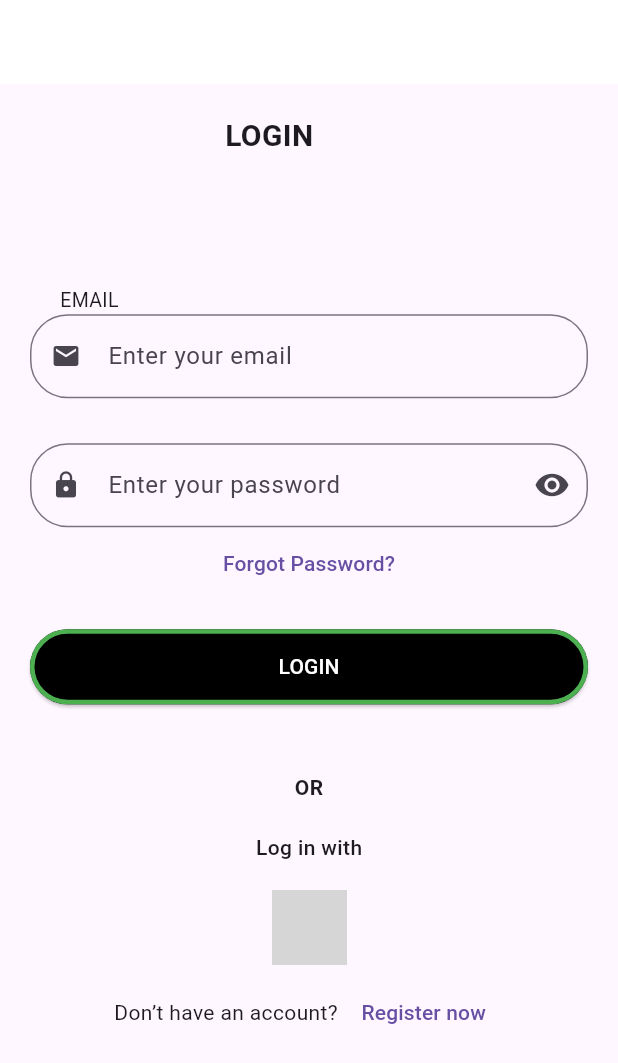
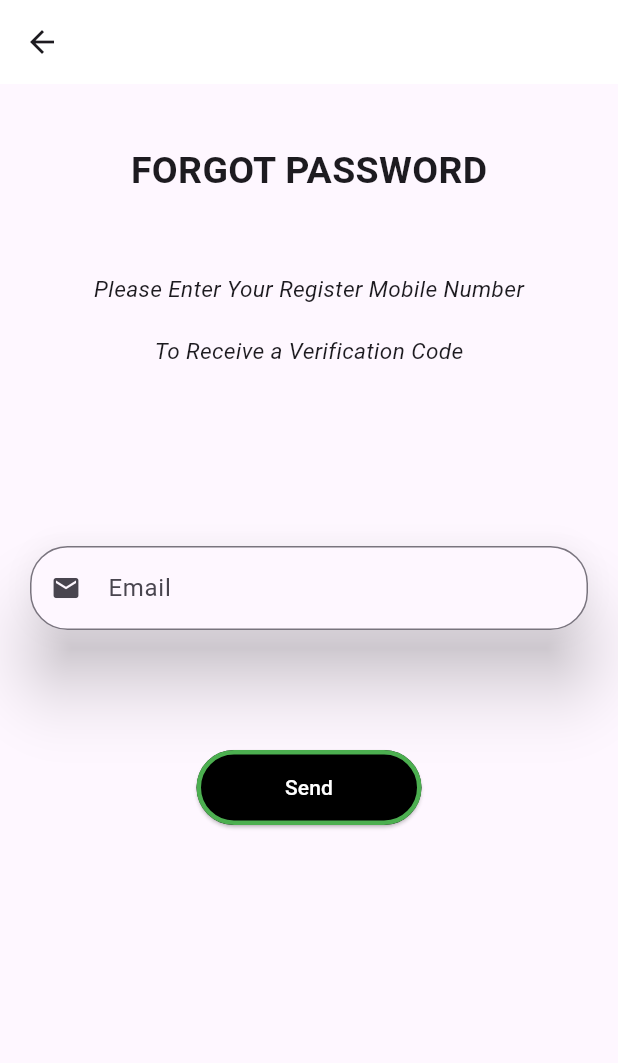
Before and after one commit to febinnoufa/tele-doc-user, a Flutter app: the LoginScreen screen opened directly, after a tap on "Forgot Password?", on a phone screen of 412 x 824 dp. Shown: the top 1063 px of the screen. Run offline on Flutter 3.47's test engine with Material 3 defaults, Android fonts, the light colour scheme and no system bars; our stand-ins replace cloud_firestore, firebase_auth, firebase_core, get; accounts and stored records are empty; network calls fail; grey boxes are pictures that could not be loaded.

Commit message:
user emailwithpass using singup almost comnpleted

```diff
--- /dev/null
+++ b/lib/screens/login_screen/resetpass/screens/restpass.dart
@@ -0,0 +1,99 @@
+import 'package:flutter/material.dart';
+import 'package:get/get.dart';
+import 'package:teledocuser/screens/singup/controller/controller.dart';
+
+class ResetPasswordScreen extends StatelessWidget {
+   ResetPasswordScreen({super.key});
+  final cntr=Get.put(Authcontroller());
+
+  @override
+  Widget build(BuildContext context) {
+    return SafeArea(
+      child:
+      Scaffold(
+        appBar: AppBar(
+          backgroundColor: Colors.white,
+          elevation: 0,
+
+        ),
+        body:  Column(
+          children: [
+            const SizedBox(height: 40,),
+
+            const Center(
+              child: Column(
+                children: [
+                  Text("FORGOT PASSWORD",style: TextStyle(
+                    fontWeight: FontWeight.w700,
+                    fontSize: 25
+                  ),),
+
+
+                  SizedBox(height: 50,),
+
+                  Text("Please Enter Your Register Mobile Number",style: TextStyle(fontSize: 15,fontStyle: FontStyle.italic),),
+                   SizedBox(height: 20,),
+                  Text("To Receive a Verification Code",style: TextStyle(fontSize: 15,fontStyle: FontStyle.italic),)
+                ],
+              ),
+            ),
+            const SizedBox(height: 100,),
+           // Text("Email"),
+                Padding(
+          padding: const EdgeInsets.all(20.0),
+          child: Material(
+            borderRadius: BorderRadius.circular(25),
+            elevation: 20,
+            child: TextFormField(
+              controller: cntr.resetemailcontroller,
+              //controller: controller.placecontroller,
+              obscureText: true,
+              decoration: InputDecoration(
+                prefixIcon: const Icon(
+                  Icons.email,
+                  size: 20,
+                ),
+                hintText: 'Email',
+                border:
+                    OutlineInputBorder(borderRadius: BorderRadius.circular(25)),
+              ),
+            ),
+          ),
+        ),
+        const SizedBox(height: 60,),
+         Obx(()=>
+            SizedBox(
+              height: 50.0,
+              child: SizedBox(
+                width: 150.0,
+                child: ElevatedButton(
+                  onPressed: () {
+                    cntr.resetpassword();
+                 //   controller.singup();
+
+                  //  Get.off(UserProfileScreen());
+                  },
+                  style: ElevatedButton.styleFrom(
+                    foregroundColor: Colors.white, backgroundColor: Colors.black,
+                    shape: RoundedRectangleBorder(
+                      borderRadius: BorderRadius.circular(25.0),
+                      side: const BorderSide(
+                        color: Colors.green, // Change border color here
+                        width: 3.0, // Change border thickness here
+                      ),
+                    ),
+                    minimumSize: const Size(100, 0), // Set minimum button size
+                  ),
+                  child:cntr.loading.value ? CircularProgressIndicator( ) : Text("Send") ,
+                  // controller.loading.value ?CircularProgressIndicator(color: Colors.white,): Text("Signup"),
+                ),
+              ),
+            ),
+         ),
+
+
+          ],
+        ),
+      ) );
+  }
+}
--- a/lib/screens/login_screen/screens/login_screen.dart
+++ b/lib/screens/login_screen/screens/login_screen.dart
@@ -23,7 +23,7 @@ class LoginScreen extends StatelessWidget {
                 style: TextStyle(fontSize: 20, fontWeight: FontWeight.w700),
               ),
             ),
-            const Padding(
+             Padding(
               padding: EdgeInsets.all(20),
               child: LoginForms(),
             ),
--- a/lib/screens/login_screen/widgets/form.dart
+++ b/lib/screens/login_screen/widgets/form.dart
@@ -1,10 +1,15 @@
 import 'package:flutter/material.dart';
 import 'package:get/get.dart';
 import 'package:teledocuser/const/const.dart';
+import 'package:teledocuser/screens/login_screen/resetpass/screens/restpass.dart';
+import 'package:teledocuser/screens/singup/controller/controller.dart';
 import 'package:teledocuser/screens/singup/screens/singup1_screen.dart';
 
 class LoginForms extends StatelessWidget {
-  const LoginForms({Key? key});
+   LoginForms({Key? key});
+
+
+  final cntr=Get.put(Authcontroller());
 
   @override
   Widget build(BuildContext context) {
@@ -24,6 +29,7 @@ class LoginForms extends StatelessWidget {
             ),
           ),
           TextFormField(
+            controller: cntr.loginemailcontroller,
             decoration: InputDecoration(
                 hintText: 'Enter your email',
                 border: OutlineInputBorder(
@@ -37,6 +43,7 @@ class LoginForms extends StatelessWidget {
           //   style: TextStyle(fontSize: 12,),
           // ),
           TextFormField(
+            controller: cntr.loginpasswordcontroller,
             obscureText: true,
             decoration: InputDecoration(
               suffixIcon: IconButton(onPressed: (){}, icon: const Icon(Icons.remove_red_eye)),
@@ -46,15 +53,19 @@ class LoginForms extends StatelessWidget {
                   OutlineInputBorder(borderRadius: BorderRadius.circular(25)),
             ),
           ),
-          TextButton(onPressed: (){}, child: const Text("Forgot Password?")),
+          TextButton(onPressed: (){
+            Get.to( ResetPasswordScreen());
+          }, child: const Text("Forgot Password?")),
           const SizedBox(height: 20),
+        Obx(()=>
        SizedBox(
           height: 50.0,
           child: SizedBox(
           width: 150.0,
           child: ElevatedButton(
             onPressed: () {
-     Get.off( const SingUpScreen());
+              cntr.singin();
+             //Get.off( const SingUpScreen());
 
             },
             style: ElevatedButton.styleFrom(
@@ -68,10 +79,11 @@ class LoginForms extends StatelessWidget {
               ),
               minimumSize: const Size(100, 0), // Set minimum button size
             ),
-    child: const Text("LOGIN"),
+            child:   cntr.loading.value ? const CircularProgressIndicator(): const Text("LOGIN"),
           ),
         ),
 
+        ),
         ),
 
 
--- a/lib/screens/singup/model/usermodel.dart
+++ b/lib/screens/singup/model/usermodel.dart
@@ -3,22 +3,24 @@ import 'package:cloud_firestore/cloud_firestore.dart';
 class UserModel {
   String? id;
   String? firstname;
-  String? secondname;
+  String? lastdname;
   String? email;
   String? password;
   int? phonenumber;
   String? place;
   int? age;
+  String? address;
 
   UserModel({
     this.id,
     this.firstname,
-    this.secondname,
+    this.lastdname,
     this.email,
     this.password,
     this.phonenumber,
     this.place,
-    this.age
+    this.age,
+    this.address
 
   });
 
@@ -27,24 +29,28 @@ class UserModel {
     return  UserModel(
       id: map.id,
       firstname: map["firstname"],
-      secondname: map["secondname"],
+      lastdname: map["lastdname"],
       email: map["email"],
       password: map["password"],
       phonenumber: map["phonenumber"],
       place: map["place"],
-      age: map["age"]
+      age: map["age"],
+      address: map["address"]
+
     );
   }
 
   Map<String,dynamic>toMap(){
     return {
+     // "id":id,
       "firstname":firstname,
-      "secondname":secondname,
+      "lastdname":lastdname,
       "email":email,
       "password":password,
       "phonenumber":phonenumber,
       "place":place,
-      "age":age
+      "age":age,
+      "address":address
 
 
 
```
Also changed, not shown: lib/main.dart (+10 -11 lines), lib/screens/profile_Screen/profil_screen.dart (+19 -18 lines), lib/screens/singup/controller/controller.dart (+60 -24 lines), lib/screens/singup/widgets/details_form.dart (+10 -8 lines), lib/screens/singup/widgets/form.dart (+9 -9 lines), lib/firebase_options.dart. Lines whose indentation alone changed are shown as unchanged.
